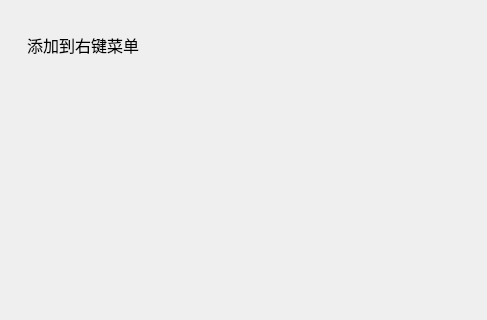
This is windows/mainwindow_child/settingpage/settingpage.ui in Zao-chen/ZcVersionBox as Qt 5 draws it before an edit; both pictures show x 0 to 487 and y 0 to 320 of the 713 by 463 pixel window. The edited form follows.
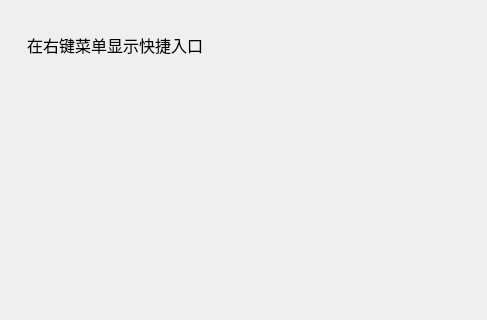
This is the edited form. Custom widgets are drawn as their Qt base class.

The edit to the form file:
```diff
--- a/windows/mainwindow_child/settingpage/settingpage.ui
+++ b/windows/mainwindow_child/settingpage/settingpage.ui
@@ -52,7 +52,7 @@
          </font>
         </property>
         <property name="text">
-         <string>添加到右键菜单</string>
+         <string>在右键菜单显示快捷入口</string>
         </property>
        </widget>
       </item>
```
